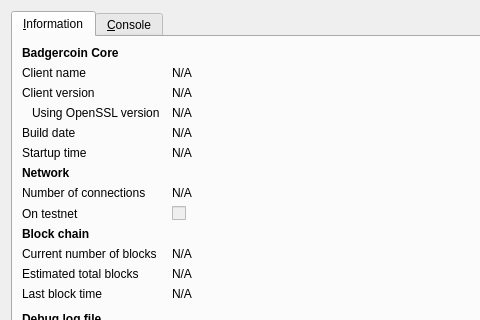
Old version of the form src/qt/forms/rpcconsole.ui in the repository cryptocoindude/KaChingCoin-New; both pictures show x 0 to 480 and y 0 to 320 of the 740 by 450 pixel window.
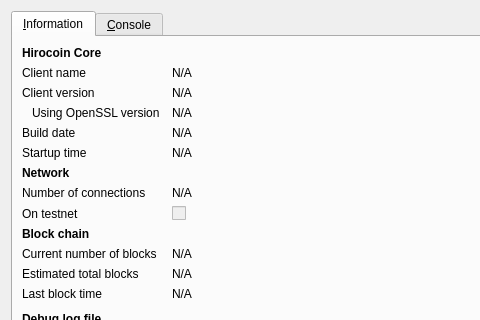
New version of the form. Icons and pictures are not drawn.

Patch:
```diff
--- a/src/qt/forms/rpcconsole.ui
+++ b/src/qt/forms/rpcconsole.ui
@@ -36,7 +36,7 @@
           </font>
          </property>
          <property name="text">
-          <string>Badgercoin Core</string>
+          <string>Hirocoin Core</string>
          </property>
         </widget>
        </item>
```
Left out of the diff: 6 changed lines with no effect on the pictures.
